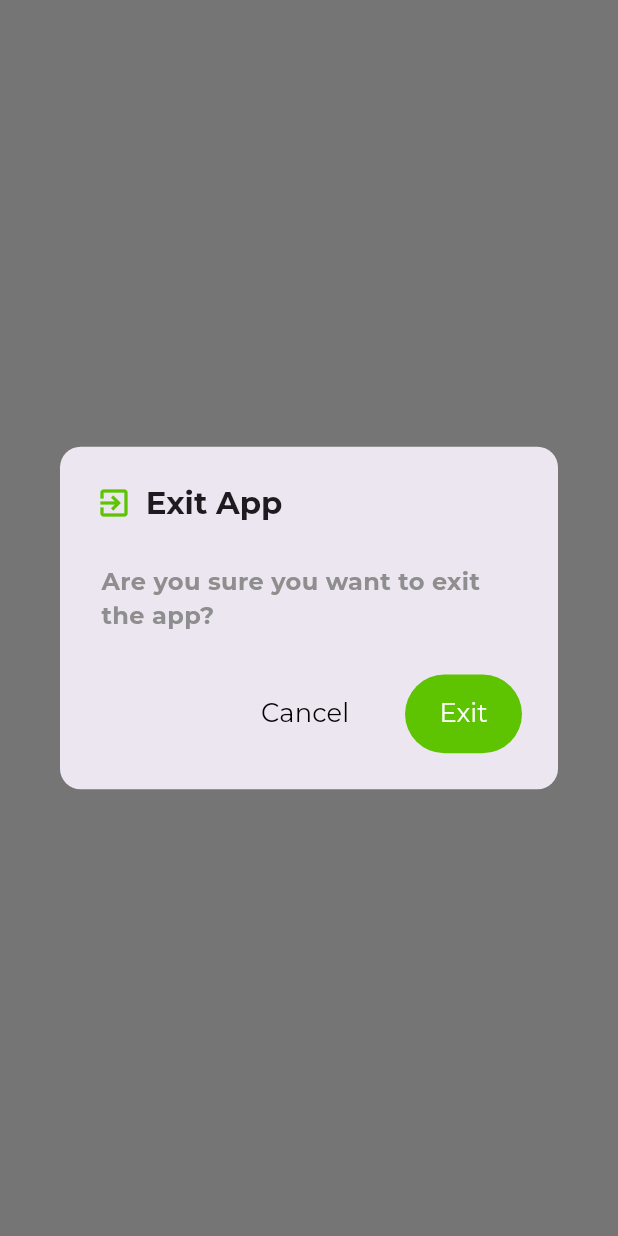
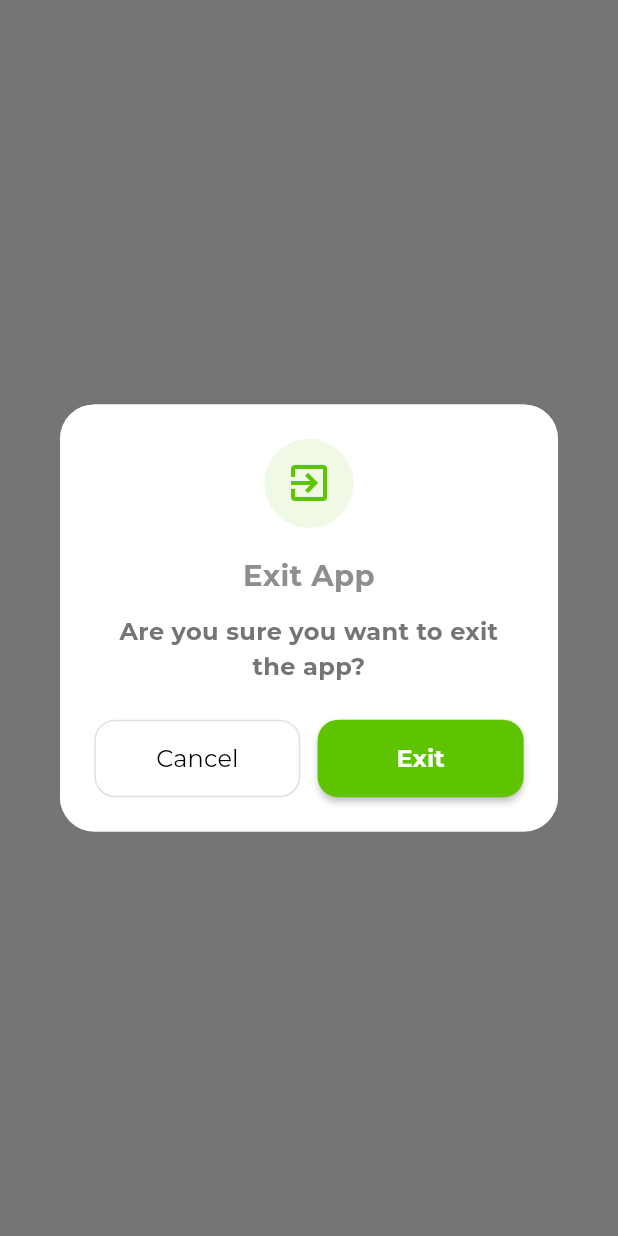
Before and after one commit to WesamTechnology/FlyMarket-Customer, a Flutter app: what alertExitApp() shows on an empty page, opened directly, on a phone screen of 412 x 824 dp. Run offline on Flutter 3.47's test engine with Material 3 defaults, Android fonts, the phone set to English and light mode, and no system bars; our stand-ins replace cached_network_image, carousel_slider, cloud_firestore, dartz, firebase_core, firebase_messaging and 13 more; missing offline and left inert: flutter_ringtone_player; accounts and stored records are empty; statements that could not run were skipped; project files that could hold a hidden picture were left out.

Commit message:
تم اضافه موقع المستخدم بشكل جميل واضافه تحسيانت للتطبيق

```diff
--- a/lib/core/constant/imgaeasset.dart
+++ b/lib/core/constant/imgaeasset.dart
@@ -22,6 +22,8 @@ class AppImageAsset {
   static const String pepper_red = "$rootImages/pepper_red.png";
   static const String spriteCan = "$rootImages/sprite_can.png";
   static const String me = "$rootImages/me.png";
+  static const String circleMap = "$rootImages/circle_map.png";
+  static const String circleMap5 = "$rootImages/circle_map5.png";
 
 
   // ======================= lottie =====================
--- a/lib/core/functions/alertexitapp.dart
+++ b/lib/core/functions/alertexitapp.dart
@@ -1,52 +1,122 @@
 import 'package:flutter/material.dart';
 import 'package:flutter_screenutil/flutter_screenutil.dart';
 import 'package:flymarket_customer/core/constant/color.dart';
+import 'package:flymarket_customer/core/functions/translate_database.dart';
 import 'package:get/get.dart';
-
 Future<bool> alertExitApp() async {
   bool? confirmExit = await Get.dialog<bool>(
-    AlertDialog(
-      title: Row(
-        children: [
-          Icon(Icons.exit_to_app, color: AppColor.primaryColor),
-          SizedBox(width: 8.w),
-          Text(
-            'Exit App',
-            style: TextStyle(fontSize: 18.sp, fontWeight: FontWeight.w600),
-          ),
-        ],
+    Dialog(
+      shape: RoundedRectangleBorder(
+        borderRadius: BorderRadius.circular(20.r),
       ),
-      content: Text(
-        'Are you sure you want to exit the app?',
-        style: TextStyle(fontSize: 14.sp),
+      child: Container(
+        padding: EdgeInsets.all(20.r),
+        decoration: BoxDecoration(
+          color: Colors.white,
+          borderRadius: BorderRadius.circular(20.r),
+        ),
+        child: Column(
+          mainAxisSize: MainAxisSize.min,
+          children: [
+            /// 🔴 أيقونة
+            Container(
+              padding: EdgeInsets.all(12.r),
+              decoration: BoxDecoration(
+                color: AppColor.primaryColor.withOpacity(0.1),
+                shape: BoxShape.circle,
+              ),
+              child: Icon(
+                Icons.exit_to_app,
+                color: AppColor.primaryColor,
+                size: 28.sp,
+              ),
+            ),
+
+            SizedBox(height: 15.h),
+
+            /// 📌 العنوان
+            Text(
+              translateDatabase("الخروج من التطبيق", "Exit App"),
+              style: TextStyle(
+                fontSize: 17.sp,
+                fontWeight: FontWeight.bold,
+              ),
+              textAlign: TextAlign.center,
+            ),
+
+            SizedBox(height: 10.h),
+
+            /// 📝 الوصف
+            Text(
+              translateDatabase(
+                "هل أنت متأكد أنك تريد الخروج من التطبيق؟",
+                "Are you sure you want to exit the app?",
+              ),
+              style: TextStyle(
+                fontSize: 14.sp,
+                color: Colors.grey.shade600,
+              ),
+              textAlign: TextAlign.center,
+            ),
+
+            SizedBox(height: 20.h),
+
+            /// 🔘 الأزرار
+            Row(
+              children: [
+                /// إلغاء
+                Expanded(
+                  child: OutlinedButton(
+                    onPressed: () => Get.back(result: false),
+                    style: OutlinedButton.styleFrom(
+                      padding: EdgeInsets.symmetric(vertical: 12.h),
+                      shape: RoundedRectangleBorder(
+                        borderRadius: BorderRadius.circular(12.r),
+                      ),
+                      side: BorderSide(color: Colors.grey.shade300),
+                    ),
+                    child: Text(
+                      translateDatabase("إلغاء", "Cancel"),
+                      style: TextStyle(
+                        fontSize: 14.sp,
+                        color: Colors.black,
+                      ),
+                    ),
+                  ),
+                ),
+
+                SizedBox(width: 10.w),
+
+                /// خروج
+                Expanded(
+                  child: ElevatedButton(
+                    onPressed: () => Get.back(result: true),
+                    style: ElevatedButton.styleFrom(
+                      backgroundColor: AppColor.primaryColor,
+                      padding: EdgeInsets.symmetric(vertical: 12.h),
+                      shape: RoundedRectangleBorder(
+                        borderRadius: BorderRadius.circular(12.r),
+                      ),
+                      elevation: 2,
+                    ),
+                    child: Text(
+                      translateDatabase("خروج", "Exit"),
+                      style: TextStyle(
+                        fontSize: 14.sp,
+                        fontWeight: FontWeight.w600,
+                        color: Colors.white,
+                      ),
+                    ),
+                  ),
+                ),
+              ],
+            ),
+          ],
+        ),
       ),
-      actions: [
-        TextButton(
-          onPressed: () => Get.back(result: false),
-          child: Text(
-            'Cancel',
-            style: TextStyle(fontSize: 15.sp, color: Colors.black),
-          ),
-        ),
-        SizedBox(width: 8.w),
-        FilledButton(
-          onPressed: () => Get.back(result: true),
-          style: FilledButton.styleFrom(
-            backgroundColor: AppColor.primaryColor,
-            foregroundColor: Colors.white,
-            padding: EdgeInsets.symmetric(horizontal: 20, vertical: 12).r,
-          ),
-          child: Text(
-            'Exit',
-            style: TextStyle(fontSize: 15.sp, fontWeight: FontWeight.w500),
-          ),
-        ),
-      ],
-      actionsAlignment: MainAxisAlignment.end,
-      contentPadding: EdgeInsets.all(24).r,
-      shape: RoundedRectangleBorder(borderRadius: BorderRadius.circular(12).r),
     ),
     barrierDismissible: false,
   );
+
   return confirmExit ?? false;
 }
--- a/lib/link_api.dart
+++ b/lib/link_api.dart
@@ -12,6 +12,7 @@ class AppLink{
   static String imageCategories = "$imageStatic/categories";
   static String imageItems = "$imageStatic/items";
   static String banners = "$imageStatic/banners";
+  static String imagePay = "$imageStatic/pay";
 
 
 
--- a/lib/view/screen/home/shop.dart
+++ b/lib/view/screen/home/shop.dart
@@ -28,7 +28,7 @@ class Shop extends StatelessWidget {
               ).r,
               child: Column(
                 children: [
-                  SizedBox(height: 40.h),
+                  SizedBox(height: 30.h),
                   Text(
                     "FlyMarket",
                     style: TextStyle(color: AppColor.primaryColor, fontSize: 19.sp,fontWeight: FontWeight.bold),
@@ -65,7 +65,7 @@ class Shop extends StatelessWidget {
                               Icon(Icons.map, color: Colors.white, size: 18),
                               SizedBox(width: 5),
                               Text(
-                                "الخريطة",
+                                translateDatabase("الخريطة", "Map"),
                                 style: TextStyle(color: Colors.white),
                               ),
                             ],
--- a/pubspec.yaml
+++ b/pubspec.yaml
@@ -59,6 +59,7 @@ dependencies:
   rating_dialog: ^2.0.4
   cloud_firestore: ^6.1.3
   image_picker: ^1.2.1
+  flutter_compass: ^0.8.1
 
 dev_dependencies:
   flutter_test:
```
Also changed, not shown: lib/controller/home/home_shop_controller.dart (+91 -12 lines), lib/view/screen/home/home_page.dart (+14 -1 lines), lib/view/screen/home/supermarket_map_view.dart (+5 -2 lines), assets/images/circle_map.png (added), assets/images/circle_map5.png (added), pubspec.lock.
